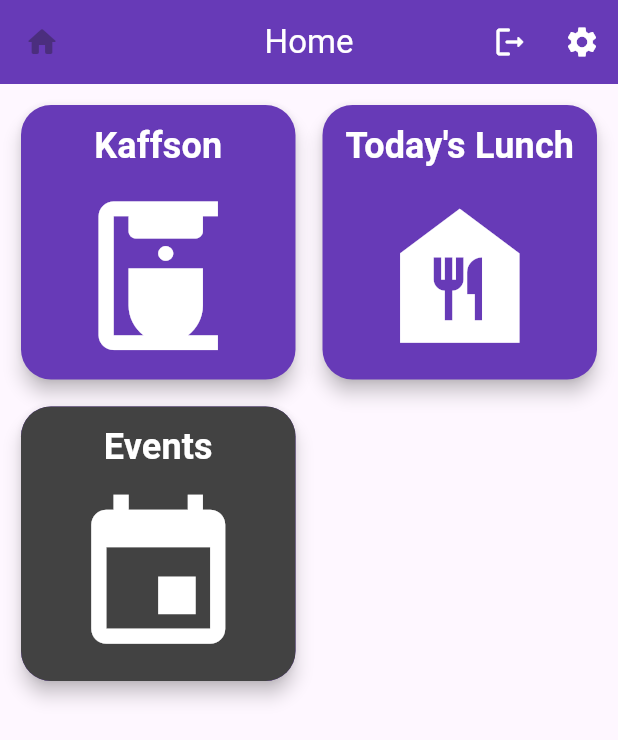
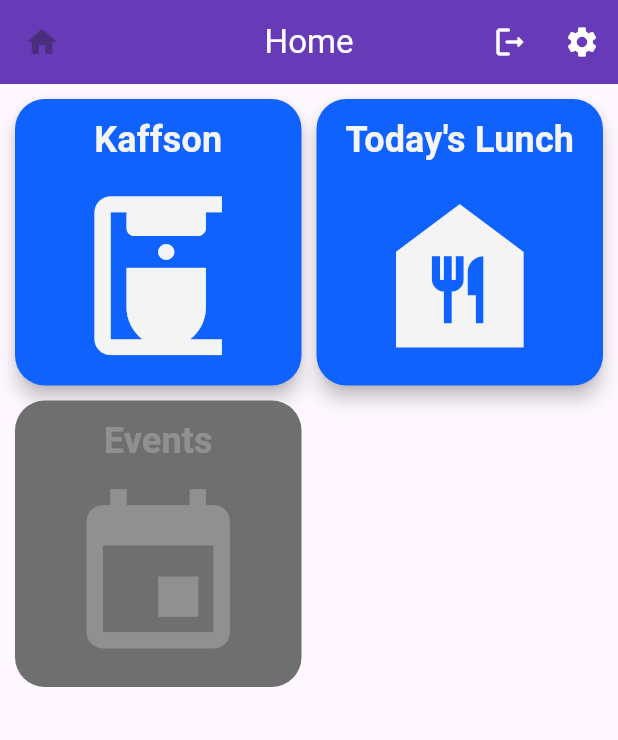
Before and after one commit to neurothrone/ibm-malmoe, a Flutter app: the screen it shows once a user with an empty profile is signed in, on a phone screen of 412 x 824 dp. Shown: the top 740 px of the screen. Run offline on Flutter 3.47's test engine with Material 2 defaults, Android fonts, the phone set to English and light mode, and no system bars; our stand-ins replace firebase_auth, firebase_core, shared_preferences; accounts and stored records are empty.

Commit message:
replace card button with primary card button

```diff
--- a/lib/home/home_screen.dart
+++ b/lib/home/home_screen.dart
@@ -4,7 +4,7 @@ import 'package:provider/provider.dart';
 
 import '../app_state.dart';
 import '../navigation/destination.dart';
-import 'card_button.dart';
+import 'primary_card_button.dart';
 
 class HomeScreen extends StatelessWidget {
   const HomeScreen({Key? key}) : super(key: key);
@@ -18,19 +18,19 @@ class HomeScreen extends StatelessWidget {
       crossAxisSpacing: 10.0,
       mainAxisSpacing: 10.0,
       children: [
-        CardButton(
+        PrimaryCardButton(
           onPressed: () =>
               context.read<AppState>().navigateTo(Destination.kaffson),
           text: "Kaffson",
           icon: Icons.coffee_maker,
         ),
-        CardButton(
+        PrimaryCardButton(
           onPressed: () =>
               context.read<AppState>().navigateTo(Destination.todaysLunch),
           text: "Today's Lunch",
           icon: Icons.food_bank,
         ),
-        const CardButton(
+        const PrimaryCardButton(
           onPressed: null,
           // onPressed: () => context.read<AppState>().navigateTo(Destination.events),
           text: "Events",
```
